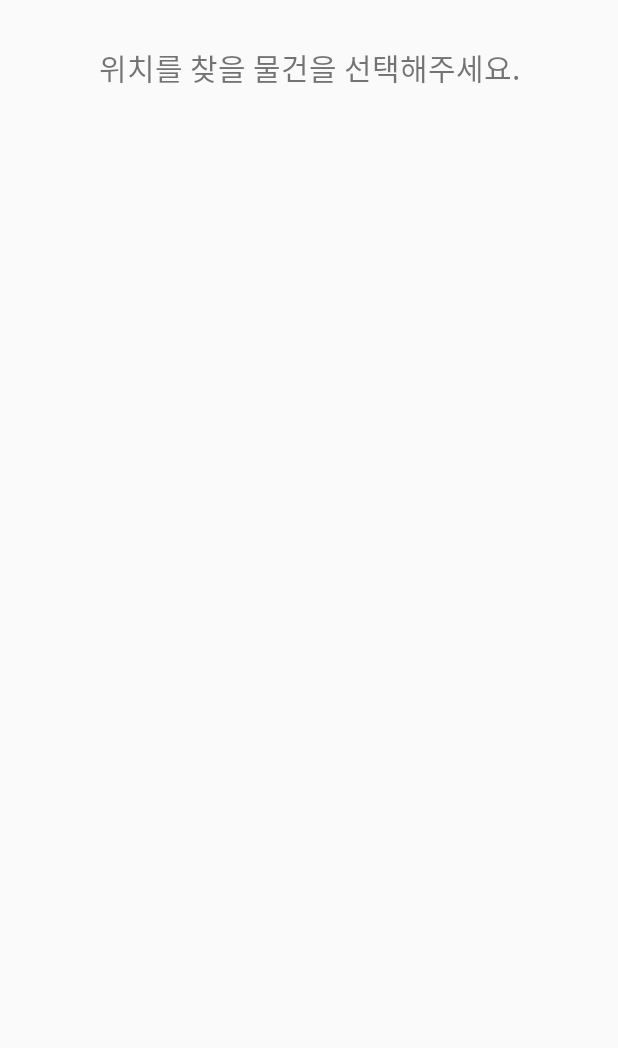
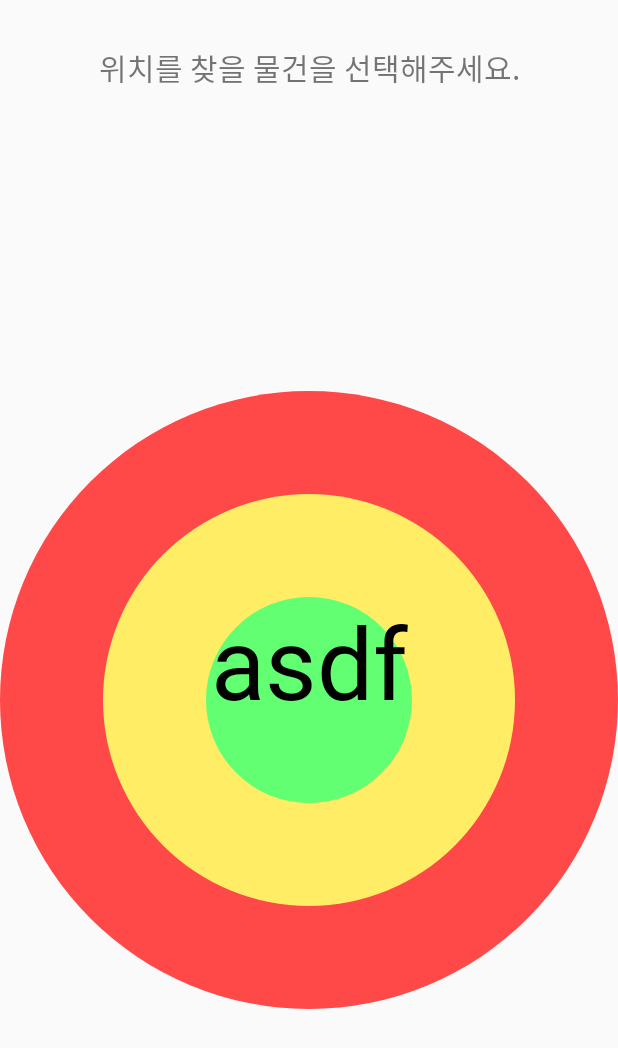
Before and after one commit to chocomaros/Loss-Prevention-System, an Android app: the fragment LocationFragment shown on its own in the app's theme, on a phone screen of 412 x 824 dp. Shown: the top 1048 px of the screen. Run offline under Robolectric (Android 15) with nearby library versions, the phone set to English and light mode, and no system bars; libraries missing offline, so code that uses them is left out: java.security.acl.

Commit message:
일단은 원 만들었다

```diff
--- /dev/null
+++ b/app/src/main/java/com/example/yena/losspreventionsystem/LocationFindView.java
@@ -0,0 +1,92 @@
+package com.example.yena.losspreventionsystem;
+
+import android.content.Context;
+import android.content.res.TypedArray;
+import android.graphics.Canvas;
+import android.graphics.Paint;
+import android.util.AttributeSet;
+import android.util.Log;
+import android.view.View;
+
+/**
+ * Created by yena on 2016-05-23.
+ */
+public class LocationFindView extends View {
+
+    private int lcRadius, mcRadius, scRadius;
+    private int lcColor, mcColor, scColor;
+    private String label;
+    private int labelColor;
+
+    private Paint lcPaint, mcPaint, scPaint, labelPaint;
+    private int viewWidthHalf, viewHeightHalf;
+
+    public LocationFindView(Context context){
+        super(context);
+
+
+    }
+
+    public LocationFindView(Context context, AttributeSet attrs) {
+
+        super(context, attrs);
+        init(attrs);
+
+        lcPaint = new Paint(Paint.ANTI_ALIAS_FLAG);
+        lcPaint.setStyle(Paint.Style.FILL);
+        mcPaint = new Paint(Paint.ANTI_ALIAS_FLAG);
+        mcPaint.setStyle(Paint.Style.FILL);
+        scPaint = new Paint(Paint.ANTI_ALIAS_FLAG);
+        scPaint.setStyle(Paint.Style.FILL);
+        labelPaint = new Paint(Paint.ANTI_ALIAS_FLAG);
+        labelPaint.setTextAlign(Paint.Align.CENTER);
+        labelPaint.setTextSize(100);
+
+//        circleStrokePaint = new Paint(Paint.ANTI_ALIAS_FLAG);
+//        circleStrokePaint.setStyle(Paint.Style.STROKE);
+//        circleStrokePaint.setStrokeWidth(2);
+//        circleStrokePaint.setColor(circleStrokeColor);
+    }
+
+    public void init(AttributeSet attrs)
+    {
+        TypedArray attrsArray = getContext().obtainStyledAttributes(attrs, R.styleable.locationFindView);
+        lcColor = attrsArray.getColor(R.styleable.locationFindView_lcColor, 0);
+        mcColor = attrsArray.getColor(R.styleable.locationFindView_mcColor, 0);
+        scColor = attrsArray.getColor(R.styleable.locationFindView_scColor, 0);
+        label = attrsArray.getString(R.styleable.locationFindView_label);
+        labelColor = attrsArray.getColor(R.styleable.locationFindView_labelColor, 0);
+        attrsArray.recycle();
+    }
+
+    @Override
+    protected void onDraw(Canvas canvas) {
+        super.onDraw(canvas);
+        lcPaint.setColor(lcColor);
+        mcPaint.setColor(mcColor);
+        scPaint.setColor(scColor);
+        labelPaint.setColor(labelColor);
+
+        Log.d("radius", "scRadius : " + scRadius + " mcRadius : " + mcRadius + " lcRadius : " + lcRadius);
+
+        canvas.drawCircle(viewWidthHalf, viewHeightHalf, lcRadius, lcPaint);
+        canvas.drawCircle(viewWidthHalf, viewHeightHalf, mcRadius, mcPaint);
+        canvas.drawCircle(viewWidthHalf, viewHeightHalf, scRadius, scPaint);
+        canvas.drawText(label, viewWidthHalf, viewHeightHalf, labelPaint);
+    }
+
+    @Override
+    protected void onMeasure(int widthMeasureSpec, int heightMeasureSpec) {
+        super.onMeasure(widthMeasureSpec, heightMeasureSpec);
+        viewWidthHalf = this.getMeasuredWidth() / 2;
+        viewHeightHalf = this.getMeasuredHeight() / 2;
+
+        lcRadius = viewWidthHalf;
+        int tempRadiusHeight = viewHeightHalf;
+        if(tempRadiusHeight < lcRadius){
+            lcRadius = tempRadiusHeight;
+        }
+        mcRadius = lcRadius * 2 / 3;
+        scRadius = lcRadius / 3;
+    }
+}
--- a/app/src/main/java/com/example/yena/losspreventionsystem/LocationFragment.java
+++ b/app/src/main/java/com/example/yena/losspreventionsystem/LocationFragment.java
@@ -21,6 +21,7 @@ public class LocationFragment extends Fragment {
     private ItemInfo itemInfo;
     private ArrayList<ItemInfo> itemList;
     private FrameLayout flLocation;
+    private LocationFindView locationFindView;
 
     public LocationFragment(){
     }
@@ -43,6 +44,9 @@ public class LocationFragment extends Fragment {
         spinnerItemSelection = (Spinner)view.findViewById(R.id.spinner_location_item);
         spinnerItemSelection.setAdapter(adapter);
         spinnerItemSelection.setOnItemSelectedListener(itemSelectedListener);
+
+        locationFindView = (LocationFindView)view.findViewById(R.id.view_location_find);
+
         return view;
     }
 
--- a/app/src/main/res/layout/fragment_location.xml
+++ b/app/src/main/res/layout/fragment_location.xml
@@ -23,13 +23,30 @@
         android:layout_below="@+id/tv_find_item"
         android:background="@drawable/rounded_corner_border"/>
 
-    <FrameLayout
-        android:id="@+id/fl_location_find"
+    <RelativeLayout
+        android:id="@+id/rl_location_find"
         android:layout_width="match_parent"
         android:layout_height="match_parent"
         android:layout_marginTop="50dp"
+        android:layout_marginBottom="20dp"
         android:layout_below="@id/spinner_location_item"
         android:layout_centerVertical="true"
-        android:layout_centerHorizontal="true"></FrameLayout>
+        android:layout_centerHorizontal="true">
+
+        <com.example.yena.losspreventionsystem.LocationFindView
+            xmlns:findview="http://schemas.android.com/apk/res/com.example.yena.losspreventionsystem"
+            android:id="@+id/view_location_find"
+            android:layout_width="wrap_content"
+            android:layout_height="wrap_content"
+            findview:lcColor="@color/largeCircle"
+            findview:mcColor="@color/middleCircle"
+            findview:scColor="@color/smallCircle"
+            findview:label="asdf"
+            findview:labelColor="@color/black"
+            />
+
+    </RelativeLayout>
+
+
 
 </RelativeLayout>
--- /dev/null
+++ b/app/src/main/res/values/attr.xml
@@ -0,0 +1,15 @@
+<?xml version="1.0" encoding="utf-8"?>
+<resources>
+    <declare-styleable name="locationFindView">
+        <!--<attr name="scRadius" format="integer" />-->
+        <!--<attr name="mcRadius" format="integer" />-->
+        <!--<attr name="lcRadius" format="integer" />-->
+        <attr name="scColor" format="color" />
+        <attr name="mcColor" format="color" />
+        <attr name="lcColor" format="color" />
+        <!--<attr name="cStrokeColor" format="color" />-->
+        <attr name="label" format="string"/>
+        <attr name="labelColor" format="color"/>
+
+    </declare-styleable>
+</resources>
--- a/app/src/main/res/values/colors.xml
+++ b/app/src/main/res/values/colors.xml
@@ -12,6 +12,9 @@
     <color name="white">#ffffff</color>
     <color name="black">#000000</color>
     <color name="brightGray">#a7a6a6</color>
+    <color name="largeCircle">#ff4848</color>
+    <color name="middleCircle">#ffed66</color>
+    <color name="smallCircle">#63ff72</color>
 
 
 </resources>
```
